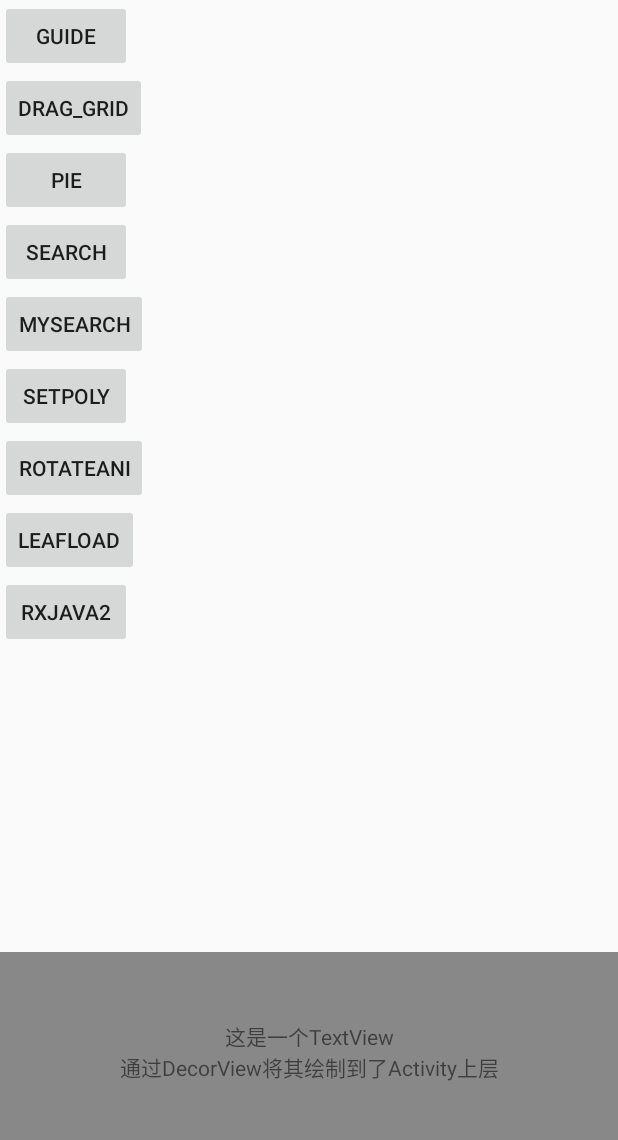
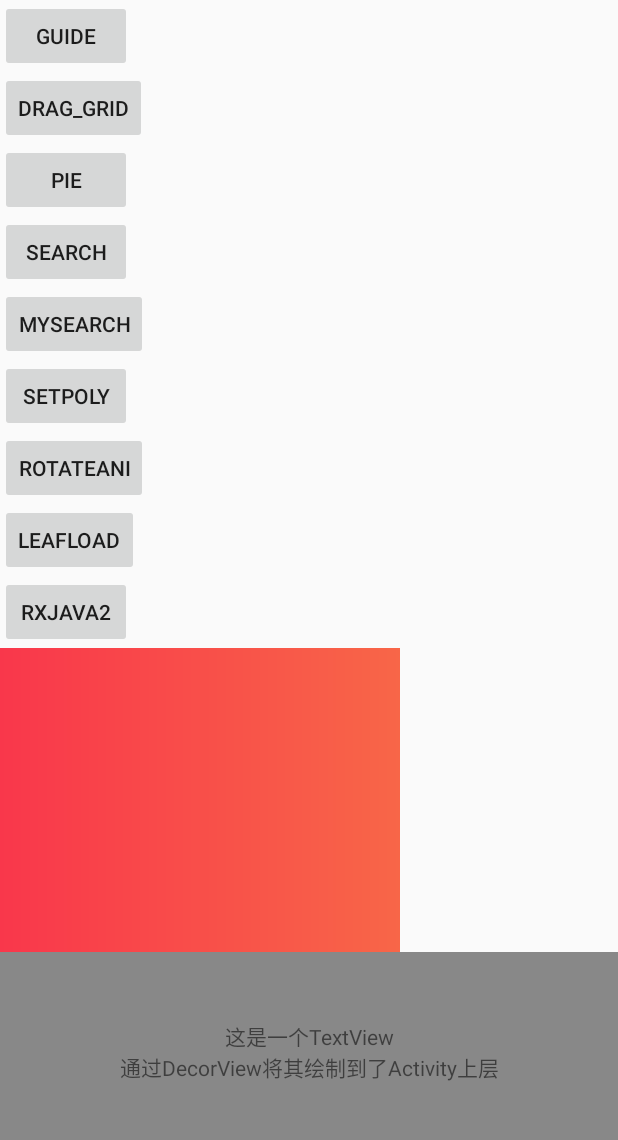
Before and after one commit to gp888/MLDView, an Android app: the screen it shows after launch (MainActivity), on a phone screen of 412 x 824 dp, the part 84-1224 px from its top. Run offline under Robolectric (Android 15) with nearby library versions, the phone set to English and light mode, and no system bars.

Commit message:
LinearGradientView

```diff
--- /dev/null
+++ b/app/src/main/java/com/gp/mldview/LinearGradientView.java
@@ -0,0 +1,31 @@
+package com.gp.mldview;
+
+import android.content.Context;
+import android.graphics.Canvas;
+import android.graphics.Color;
+import android.graphics.LinearGradient;
+import android.graphics.Paint;
+import android.graphics.Shader;
+import android.support.annotation.Nullable;
+import android.util.AttributeSet;
+import android.view.View;
+
+public class LinearGradientView extends View {
+    Paint mPaint;
+    public LinearGradientView(Context context) {
+        super(context);
+    }
+
+    public LinearGradientView(Context context, @Nullable AttributeSet attrs) {
+        super(context, attrs);
+        mPaint = new Paint();
+    }
+
+    @Override
+    protected void onDraw(Canvas canvas) {
+        super.onDraw(canvas);
+        LinearGradient shader = new LinearGradient(0, 0, 400, 0, Color.parseColor("#F9374B"), Color.parseColor("#F86648"), Shader.TileMode.CLAMP);
+        mPaint.setShader(shader);
+        canvas.drawRect(0, 0, 400, 400, mPaint);
+    }
+}
--- a/app/src/main/java/com/gp/mldview/guideview/GuideDemoActivity.java
+++ b/app/src/main/java/com/gp/mldview/guideview/GuideDemoActivity.java
@@ -12,7 +12,6 @@ import android.widget.RelativeLayout;
 import android.widget.TextView;
 
 import com.gp.mldview.R;
-import com.gp.mldview.guideview.GuideView;
 
 public class GuideDemoActivity extends AppCompatActivity {
 
--- a/app/src/main/res/layout/activity_main.xml
+++ b/app/src/main/res/layout/activity_main.xml
@@ -58,4 +58,8 @@
         android:layout_width="wrap_content"
         android:layout_height="wrap_content"
         android:text="rxjava2" />
+
+    <com.gp.mldview.LinearGradientView
+        android:layout_width="wrap_content"
+        android:layout_height="wrap_content"/>
 </LinearLayout>
```
